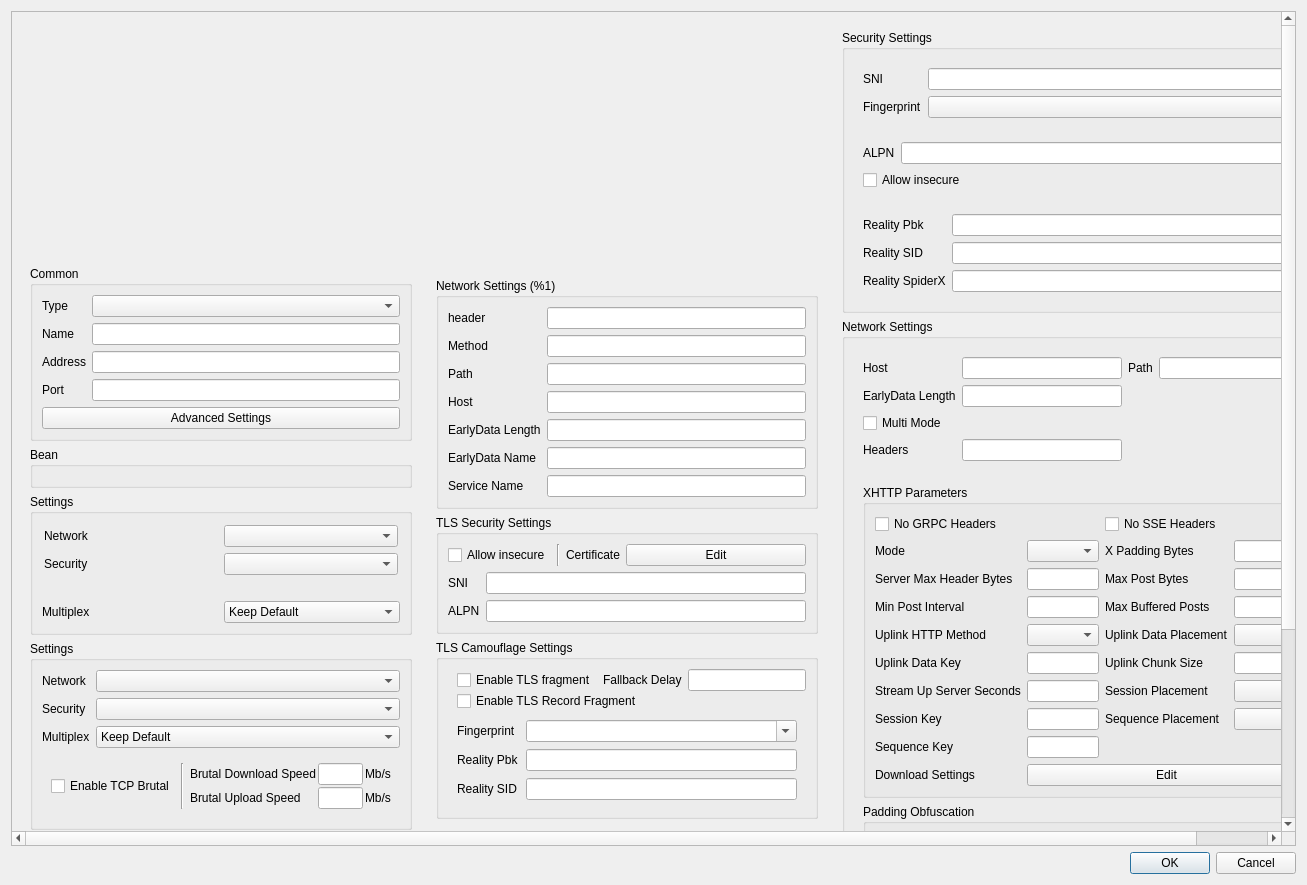
Before: the Qt Designer form include/ui/profile/dialog_edit_profile.ui in throneproj/Throne, drawn with Qt 5.
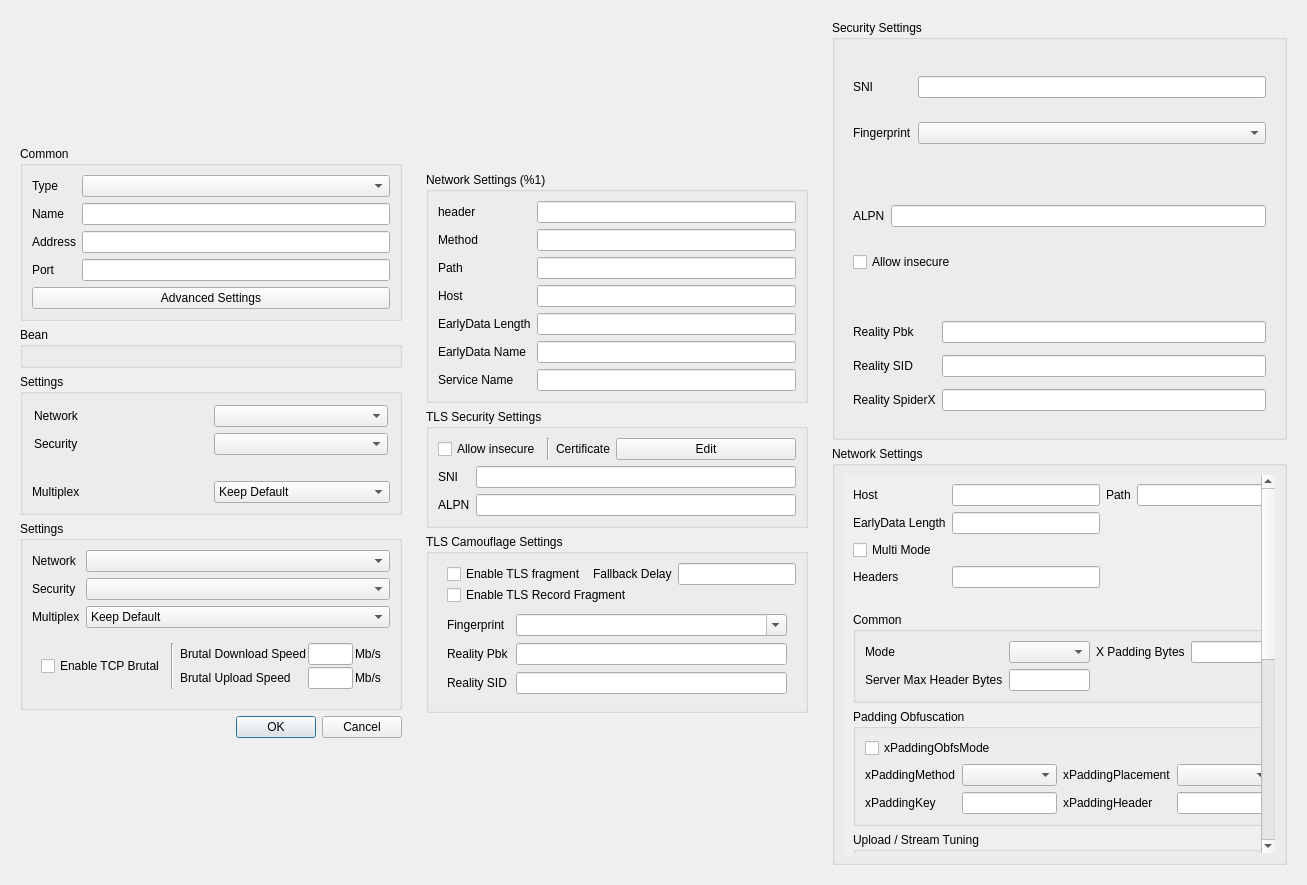
After: the same form once the commit is applied. Custom widgets are drawn as their Qt base class.

Commit message: refine xhttp profile editor layout

What changed in the file:
```diff
--- a/include/ui/profile/dialog_edit_profile.ui
+++ b/include/ui/profile/dialog_edit_profile.ui
@@ -25,21 +25,6 @@
   <property name="windowTitle">
    <string>Edit</string>
   </property>
-  <layout class="QVBoxLayout" name="root_layout">
-   <item>
-    <widget class="QScrollArea" name="dialog_scroll_area">
-     <property name="widgetResizable">
-      <bool>true</bool>
-     </property>
-     <widget class="QWidget" name="dialog_scroll_contents">
-      <property name="geometry">
-       <rect>
-        <x>0</x>
-        <y>0</y>
-        <width>16</width>
-        <height>16</height>
-       </rect>
-      </property>
       <layout class="QHBoxLayout" name="dialog_layout">
        <item>
         <widget class="QWidget" name="left_w" native="true">
@@ -448,6 +433,26 @@
         </layout>
        </widget>
       </item>
+      <item>
+       <layout class="QHBoxLayout" name="horizontalLayout_4">
+        <item>
+         <widget class="QDialogButtonBox" name="buttonBox">
+          <property name="sizePolicy">
+           <sizepolicy hsizetype="Expanding" vsizetype="Fixed">
+            <horstretch>0</horstretch>
+            <verstretch>0</verstretch>
+           </sizepolicy>
+          </property>
+          <property name="orientation">
+           <enum>Qt::Orientation::Horizontal</enum>
+          </property>
+          <property name="standardButtons">
+           <set>QDialogButtonBox::StandardButton::Cancel|QDialogButtonBox::StandardButton::Ok</set>
+          </property>
+         </widget>
+        </item>
+       </layout>
+      </item>
      </layout>
     </widget>
    </item>
@@ -695,7 +700,7 @@
           <number>7</number>
          </property>
          <item>
-          <widget class="QWidget" name="tls_camouflage_widget" native="true">
+          <widget class="QWidget" name="widget" native="true">
            <property name="sizePolicy">
             <sizepolicy hsizetype="Minimum" vsizetype="Minimum">
              <horstretch>0</horstretch>
@@ -937,6 +942,48 @@
         </property>
         <layout class="QVBoxLayout" name="verticalLayout_10">
          <item>
+          <widget class="QScrollArea" name="xray_network_scroll">
+           <property name="sizePolicy">
+            <sizepolicy hsizetype="Expanding" vsizetype="Preferred">
+             <horstretch>0</horstretch>
+             <verstretch>0</verstretch>
+            </sizepolicy>
+           </property>
+           <property name="sizeAdjustPolicy">
+            <enum>QAbstractScrollArea::SizeAdjustPolicy::AdjustToContents</enum>
+           </property>
+           <property name="horizontalScrollBarPolicy">
+            <enum>Qt::ScrollBarPolicy::ScrollBarAlwaysOff</enum>
+           </property>
+           <property name="frameShape">
+            <enum>QFrame::Shape::NoFrame</enum>
+           </property>
+           <property name="widgetResizable">
+            <bool>true</bool>
+           </property>
+           <widget class="QWidget" name="xray_network_scroll_contents">
+            <property name="geometry">
+             <rect>
+              <x>0</x>
+              <y>0</y>
+              <width>16</width>
+              <height>16</height>
+             </rect>
+            </property>
+            <layout class="QVBoxLayout" name="verticalLayout_xray_network_scroll">
+             <property name="leftMargin">
+              <number>0</number>
+             </property>
+             <property name="topMargin">
+              <number>0</number>
+             </property>
+             <property name="rightMargin">
+              <number>0</number>
+             </property>
+             <property name="bottomMargin">
+              <number>0</number>
+             </property>
+             <item>
           <widget class="QWidget" name="xray_common_box" native="true">
            <layout class="QGridLayout" name="gridLayout_11">
             <item row="0" column="0">
@@ -991,185 +1038,274 @@
          </item>
          <item>
           <widget class="QWidget" name="xray_xhttp_box" native="true">
-           <layout class="QGridLayout" name="gridLayout_10">
-            <item row="0" column="0">
-             <widget class="QGroupBox" name="xray_xhttp_params_box">
+               <property name="sizePolicy">
+                <sizepolicy hsizetype="Expanding" vsizetype="Preferred">
+                 <horstretch>0</horstretch>
+                 <verstretch>0</verstretch>
+                </sizepolicy>
+               </property>
+               <layout class="QVBoxLayout" name="verticalLayout_xray_xhttp">
+                <item>
+             <widget class="QGroupBox" name="xray_xhttp_common_box">
+              <property name="sizePolicy">
+               <sizepolicy hsizetype="Expanding" vsizetype="Maximum">
+                <horstretch>0</horstretch>
+                <verstretch>0</verstretch>
+               </sizepolicy>
+              </property>
               <property name="title">
-               <string>XHTTP Parameters</string>
+               <string>Common</string>
               </property>
-              <layout class="QGridLayout" name="gridLayout_xray_xhttp_params">
-               <item row="0" column="0" colspan="2">
-                <widget class="QCheckBox" name="xray_no_grpc">
-                 <property name="text">
-                  <string>No GRPC Headers</string>
-                 </property>
-                </widget>
-               </item>
-               <item row="0" column="2" colspan="2">
-                <widget class="QCheckBox" name="xray_no_sse">
-                 <property name="text">
-                  <string>No SSE Headers</string>
-                 </property>
-                </widget>
-               </item>
-               <item row="1" column="0">
+              <layout class="QGridLayout" name="gridLayout_xray_xhttp_common">
+               <item row="0" column="0">
                 <widget class="QLabel" name="label_21">
                  <property name="text">
                   <string>Mode</string>
                  </property>
                 </widget>
                </item>
-               <item row="1" column="1">
+               <item row="0" column="1">
                 <widget class="QComboBox" name="xray_mode"/>
                </item>
-               <item row="1" column="2">
+               <item row="0" column="2">
                 <widget class="QLabel" name="label_23">
                  <property name="text">
                   <string>X Padding Bytes</string>
                  </property>
                 </widget>
                </item>
-               <item row="1" column="3">
+               <item row="0" column="3">
                 <widget class="QLineEdit" name="xray_xpaddingbytes"/>
                </item>
-               <item row="2" column="0">
+               <item row="1" column="0">
                 <widget class="QLabel" name="xray_serverMaxHeaderBytes_l">
                  <property name="text">
                   <string>Server Max Header Bytes</string>
                  </property>
                 </widget>
                </item>
-               <item row="2" column="1">
+               <item row="1" column="1">
                 <widget class="QLineEdit" name="xray_serverMaxHeaderBytes"/>
                </item>
+              </layout>
+             </widget>
+            </item>
+            <item>
+             <widget class="QGroupBox" name="xray_xhttp_padding_box">
+              <property name="sizePolicy">
+               <sizepolicy hsizetype="Expanding" vsizetype="Maximum">
+                <horstretch>0</horstretch>
+                <verstretch>0</verstretch>
+               </sizepolicy>
+              </property>
+              <property name="title">
+               <string>Padding Obfuscation</string>
+              </property>
+              <layout class="QGridLayout" name="gridLayout_xray_xhttp_padding">
+               <item row="0" column="0" colspan="4">
+                <widget class="QCheckBox" name="xray_xpadding_obfs_mode">
+                 <property name="text">
+                  <string>xPaddingObfsMode</string>
+                 </property>
+                </widget>
+               </item>
+               <item row="1" column="0">
+                <widget class="QLabel" name="label_xpadding_method">
+                 <property name="text">
+                  <string>xPaddingMethod</string>
+                 </property>
+                </widget>
+               </item>
+               <item row="1" column="1">
+                <widget class="QComboBox" name="xray_xpadding_method"/>
+               </item>
+               <item row="1" column="2">
+                <widget class="QLabel" name="label_xpadding_placement">
+                 <property name="text">
+                  <string>xPaddingPlacement</string>
+                 </property>
+                </widget>
+               </item>
+               <item row="1" column="3">
+                <widget class="QComboBox" name="xray_xpadding_placement"/>
+               </item>
+               <item row="2" column="0">
+                <widget class="QLabel" name="label_xpadding_key">
+                 <property name="text">
+                  <string>xPaddingKey</string>
+                 </property>
+                </widget>
+               </item>
+               <item row="2" column="1">
+                <widget class="QLineEdit" name="xray_xpadding_key"/>
+               </item>
                <item row="2" column="2">
+                <widget class="QLabel" name="label_xpadding_header">
+                 <property name="text">
+                  <string>xPaddingHeader</string>
+                 </property>
+                </widget>
+               </item>
+               <item row="2" column="3">
+                <widget class="QLineEdit" name="xray_xpadding_header"/>
+               </item>
+              </layout>
+             </widget>
+            </item>
+            <item>
+             <widget class="QGroupBox" name="xray_xhttp_packet_box">
+              <property name="sizePolicy">
+               <sizepolicy hsizetype="Expanding" vsizetype="Maximum">
+                <horstretch>0</horstretch>
+                <verstretch>0</verstretch>
+               </sizepolicy>
+              </property>
+              <property name="title">
+               <string>Upload / Stream Tuning</string>
+              </property>
+              <layout class="QGridLayout" name="gridLayout_xray_xhttp_packet">
+               <item row="1" column="0">
                 <widget class="QLabel" name="label_24">
                  <property name="text">
-                  <string>Max Post Bytes</string>
+                  <string>scMaxEachPostBytes</string>
                  </property>
                 </widget>
                </item>
-               <item row="2" column="3">
+               <item row="1" column="1">
                 <widget class="QLineEdit" name="xray_scMaxEachPostBytes"/>
                </item>
-               <item row="3" column="0">
+               <item row="1" column="2">
                 <widget class="QLabel" name="label_25">
                  <property name="text">
-                  <string>Min Post Interval</string>
+                  <string>scMinPostsIntervalMs</string>
                  </property>
                 </widget>
                </item>
-               <item row="3" column="1">
+               <item row="1" column="3">
                 <widget class="QLineEdit" name="xray_scMinPostsIntervalMs"/>
                </item>
-               <item row="3" column="2">
+               <item row="2" column="0">
                 <widget class="QLabel" name="xray_scMaxBufferedPosts_l">
                  <property name="text">
-                  <string>Max Buffered Posts</string>
+                  <string>scMaxBufferedPosts</string>
                  </property>
                 </widget>
                </item>
-               <item row="3" column="3">
+               <item row="2" column="1">
                 <widget class="QLineEdit" name="xray_scMaxBufferedPosts"/>
                </item>
-               <item row="4" column="0">
+               <item row="2" column="2">
                 <widget class="QLabel" name="xray_uplink_http_method_l">
                  <property name="text">
-                  <string>Uplink HTTP Method</string>
+                  <string>uplinkHTTPMethod</string>
                  </property>
                 </widget>
                </item>
-               <item row="4" column="1">
+               <item row="2" column="3">
                 <widget class="QComboBox" name="xray_uplink_http_method"/>
                </item>
-               <item row="4" column="2">
+               <item row="3" column="0">
                 <widget class="QLabel" name="xray_uplink_data_placement_l">
                  <property name="text">
-                  <string>Uplink Data Placement</string>
+                  <string>uplinkDataPlacement</string>
                  </property>
                 </widget>
                </item>
-               <item row="4" column="3">
+               <item row="3" column="1">
                 <widget class="QComboBox" name="xray_uplink_data_placement"/>
                </item>
-               <item row="5" column="0">
+               <item row="3" column="2">
                 <widget class="QLabel" name="xray_uplink_data_key_l">
                  <property name="text">
-                  <string>Uplink Data Key</string>
+                  <string>uplinkDataKey</string>
                  </property>
                 </widget>
                </item>
-               <item row="5" column="1">
+               <item row="3" column="3">
                 <widget class="QLineEdit" name="xray_uplink_data_key"/>
                </item>
-               <item row="5" column="2">
+               <item row="4" column="0">
                 <widget class="QLabel" name="xray_uplink_chunk_size_l">
                  <property name="text">
-                  <string>Uplink Chunk Size</string>
+                  <string>uplinkChunkSize</string>
                  </property>
                 </widget>
                </item>
-               <item row="5" column="3">
+               <item row="4" column="1">
                 <widget class="QLineEdit" name="xray_uplink_chunk_size"/>
                </item>
-               <item row="6" column="0">
+               <item row="0" column="0" colspan="2">
+                <widget class="QCheckBox" name="xray_no_grpc">
+                 <property name="text">
+                  <string>noGRPCHeader</string>
+                 </property>
+                </widget>
+               </item>
+               <item row="0" column="2" colspan="2">
+                <widget class="QCheckBox" name="xray_no_sse">
+                 <property name="text">
+                  <string>noSSEHeader</string>
+                 </property>
+                </widget>
+               </item>
+               <item row="5" column="0">
                 <widget class="QLabel" name="xray_scStreamUpServerSecs_l">
                  <property name="text">
-                  <string>Stream Up Server Seconds</string>
+                  <string>scStreamUpServerSecs</string>
                  </property>
                 </widget>
                </item>
-               <item row="6" column="1">
+               <item row="5" column="1">
                 <widget class="QLineEdit" name="xray_scStreamUpServerSecs"/>
                </item>
-               <item row="6" column="2">
+               <item row="6" column="0">
                 <widget class="QLabel" name="xray_session_placement_l">
                  <property name="text">
-                  <string>Session Placement</string>
+                  <string>sessionPlacement</string>
                  </property>
                 </widget>
                </item>
-               <item row="6" column="3">
+               <item row="6" column="1">
                 <widget class="QComboBox" name="xray_session_placement"/>
                </item>
-               <item row="7" column="0">
+               <item row="6" column="2">
                 <widget class="QLabel" name="xray_session_key_l">
                  <property name="text">
-                  <string>Session Key</string>
+                  <string>sessionKey</string>
                  </property>
                 </widget>
                </item>
-               <item row="7" column="1">
+               <item row="6" column="3">
                 <widget class="QLineEdit" name="xray_session_key"/>
                </item>
-               <item row="7" column="2">
+               <item row="7" column="0">
                 <widget class="QLabel" name="xray_seq_placement_l">
                  <property name="text">
-                  <string>Sequence Placement</string>
+                  <string>seqPlacement</string>
                  </property>
                 </widget>
                </item>
-               <item row="7" column="3">
+               <item row="7" column="1">
                 <widget class="QComboBox" name="xray_seq_placement"/>
                </item>
-               <item row="8" column="0">
+               <item row="7" column="2">
                 <widget class="QLabel" name="xray_seq_key_l">
                  <property name="text">
-                  <string>Sequence Key</string>
+                  <string>seqKey</string>
                  </property>
                 </widget>
                </item>
-               <item row="8" column="1">
+               <item row="7" column="3">
                 <widget class="QLineEdit" name="xray_seq_key"/>
                </item>
-               <item row="9" column="0">
+               <item row="8" column="0">
                 <widget class="QLabel" name="label_32">
                  <property name="text">
                   <string>Download Settings</string>
                  </property>
                 </widget>
                </item>
-               <item row="9" column="1" colspan="3">
+               <item row="8" column="1" colspan="3">
                 <widget class="QPushButton" name="xray_downloadsettings_edit">
                  <property name="text">
                   <string>Edit</string>
@@ -1179,63 +1315,7 @@
               </layout>
              </widget>
             </item>
-            <item row="1" column="0">
-             <widget class="QGroupBox" name="xray_xhttp_padding_box">
-              <property name="title">
-               <string>Padding Obfuscation</string>
-              </property>
-              <layout class="QGridLayout" name="gridLayout_xray_xhttp_padding">
-               <item row="0" column="0" colspan="4">
-                <widget class="QCheckBox" name="xray_xpadding_obfs_mode">
-                 <property name="text">
-                  <string>XPadding Obfs Mode</string>
-                 </property>
-                </widget>
-               </item>
-               <item row="1" column="0">
-                <widget class="QLabel" name="label_xpadding_method">
-                 <property name="text">
-                  <string>XPadding Method</string>
-                 </property>
-                </widget>
-               </item>
-               <item row="1" column="1">
-                <widget class="QComboBox" name="xray_xpadding_method"/>
-               </item>
-               <item row="1" column="2">
-                <widget class="QLabel" name="label_xpadding_placement">
-                 <property name="text">
-                  <string>XPadding Placement</string>
-                 </property>
-                </widget>
-               </item>
-               <item row="1" column="3">
-                <widget class="QComboBox" name="xray_xpadding_placement"/>
-               </item>
-               <item row="2" column="0">
-                <widget class="QLabel" name="label_xpadding_key">
-                 <property name="text">
-                  <string>XPadding Key</string>
-                 </property>
-                </widget>
-               </item>
-               <item row="2" column="1">
-                <widget class="QLineEdit" name="xray_xpadding_key"/>
-               </item>
-               <item row="2" column="2">
-                <widget class="QLabel" name="label_xpadding_header">
-                 <property name="text">
-                  <string>XPadding Header</string>
-                 </property>
-                </widget>
-               </item>
-               <item row="2" column="3">
-                <widget class="QLineEdit" name="xray_xpadding_header"/>
-               </item>
-              </layout>
-             </widget>
-            </item>
-            <item row="2" column="0">
+            <item>
              <widget class="QGroupBox" name="xray_xhttp_xmux_box">
               <property name="title">
                <string>XMUX</string>
@@ -1309,59 +1389,13 @@
          </item>
         </layout>
        </widget>
-      </item>
-     </layout>
-    </widget>
-   </item>
-   <item>
-    <spacer name="dialog_trailing_spacer">
-     <property name="orientation">
-      <enum>Qt::Orientation::Horizontal</enum>
-     </property>
-     <property name="sizeHint" stdset="0">
-      <size>
-       <width>40</width>
-       <height>20</height>
-      </size>
-     </property>
-    </spacer>
-   </item>
-  </layout>
- </widget>
- </widget>
- </item>
-  <item>
-   <layout class="QHBoxLayout" name="horizontalLayout_4">
-    <item>
-     <spacer name="buttonBox_spacer">
-      <property name="orientation">
-       <enum>Qt::Orientation::Horizontal</enum>
-      </property>
-      <property name="sizeHint" stdset="0">
-       <size>
-        <width>40</width>
-        <height>20</height>
-       </size>
-      </property>
-     </spacer>
-    </item>
-    <item>
-     <widget class="QDialogButtonBox" name="buttonBox">
-      <property name="sizePolicy">
-       <sizepolicy hsizetype="Fixed" vsizetype="Fixed">
-        <horstretch>0</horstretch>
-        <verstretch>0</verstretch>
-       </sizepolicy>
-      </property>
-      <property name="orientation">
-       <enum>Qt::Orientation::Horizontal</enum>
-      </property>
-      <property name="standardButtons">
-       <set>QDialogButtonBox::StandardButton::Cancel|QDialogButtonBox::StandardButton::Ok</set>
-      </property>
-     </widget>
-    </item>
-   </layout>
+          </widget>
+         </item>
+        </layout>
+       </widget>
+      </item>
+     </layout>
+    </widget>
   </item>
  </layout>
  </widget>
```
Left out of the diff: 22 changed lines with no effect on the pictures. Lines whose indentation alone changed are shown as unchanged. The commit also changes 5 other files.
